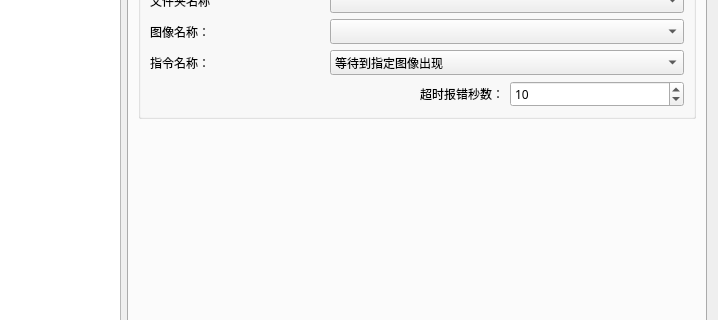
Above: 窗体/导航窗口.ui from FsterThanLight/automatic_clicker_2 before the change; both pictures show x 83 to 801 and y 149 to 469 of the 801 by 797 pixel window. Below: the same form after it.
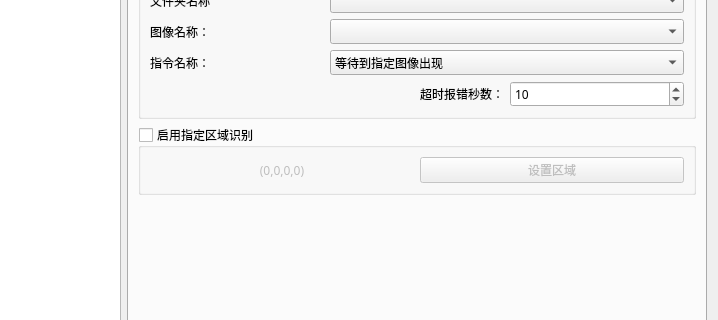
That is the form after the change. The open tabs and pages were chosen to show the change. Icons and pictures are not drawn.

```diff
--- a/窗体/导航窗口.ui
+++ b/窗体/导航窗口.ui
@@ -2013,6 +2013,41 @@
            </layout>
           </widget>
          </item>
+         <item>
+          <widget class="QGroupBox" name="groupBox_61">
+           <property name="enabled">
+            <bool>true</bool>
+           </property>
+           <property name="title">
+            <string>启用指定区域识别</string>
+           </property>
+           <property name="checkable">
+            <bool>true</bool>
+           </property>
+           <property name="checked">
+            <bool>false</bool>
+           </property>
+           <layout class="QHBoxLayout" name="horizontalLayout_24">
+            <item>
+             <widget class="QLabel" name="label_160">
+              <property name="text">
+               <string>(0,0,0,0)</string>
+              </property>
+              <property name="alignment">
+               <set>Qt::AlignCenter</set>
+              </property>
+             </widget>
+            </item>
+            <item>
+             <widget class="QPushButton" name="pushButton_54">
+              <property name="text">
+               <string>设置区域</string>
+              </property>
+             </widget>
+            </item>
+           </layout>
+          </widget>
+         </item>
          <item>
           <spacer name="verticalSpacer_8">
            <property name="orientation">
```
Left out of the diff: 2 changed lines with no effect on the pictures.
